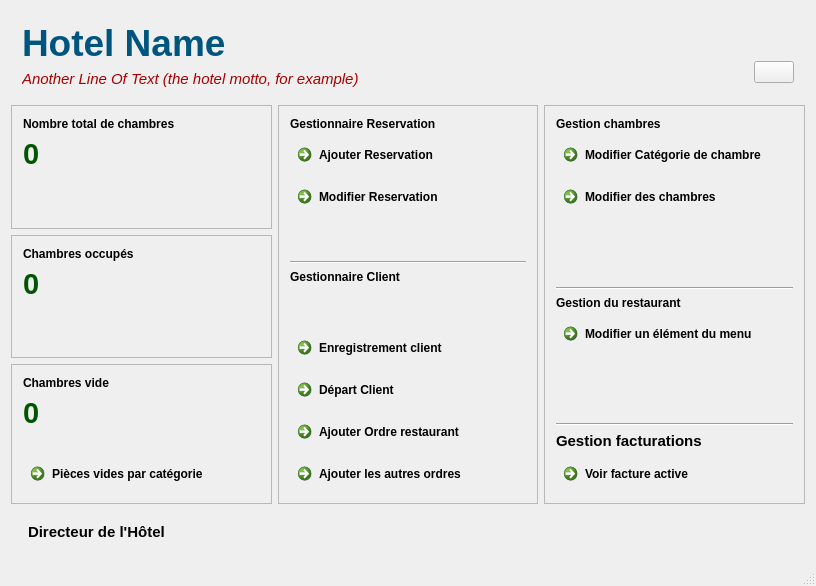
This is mainwindow.ui in abdeljalilanane/Innovative-Hotel-Manager as Qt 5 draws it before an edit. The edited form follows.
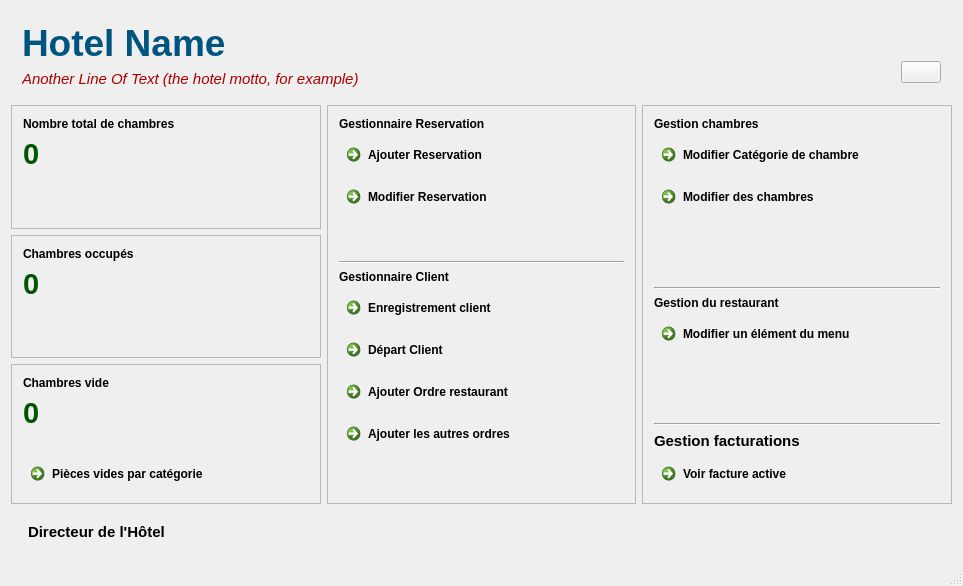
This is the edited form. Icons and pictures are not drawn.

```diff
--- a/mainwindow.ui
+++ b/mainwindow.ui
@@ -6,7 +6,7 @@
    <rect>
     <x>0</x>
     <y>0</y>
-    <width>816</width>
+    <width>963</width>
     <height>586</height>
    </rect>
   </property>
@@ -672,19 +672,6 @@
            </property>
           </widget>
          </item>
-         <item>
-          <spacer name="verticalSpacer_3">
-           <property name="orientation">
-            <enum>Qt::Vertical</enum>
-           </property>
-           <property name="sizeHint" stdset="0">
-            <size>
-             <width>20</width>
-             <height>40</height>
-            </size>
-           </property>
-          </spacer>
-         </item>
          <item>
           <widget class="QCommandLinkButton" name="button2">
            <property name="toolTip">
@@ -719,6 +706,19 @@
            </property>
           </widget>
          </item>
+         <item>
+          <spacer name="verticalSpacer_3">
+           <property name="orientation">
+            <enum>Qt::Vertical</enum>
+           </property>
+           <property name="sizeHint" stdset="0">
+            <size>
+             <width>20</width>
+             <height>40</height>
+            </size>
+           </property>
+          </spacer>
+         </item>
         </layout>
        </widget>
       </item>
```
Left out of the diff: 30 changed lines with no effect on the pictures.
